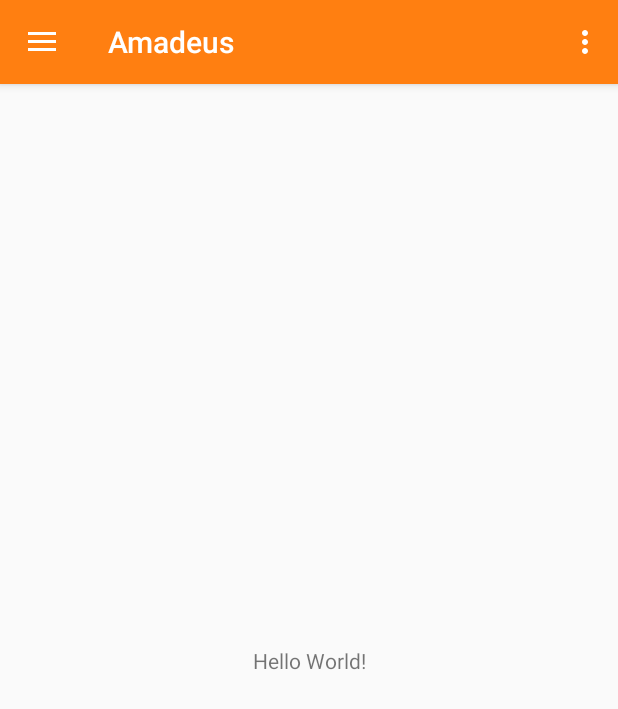
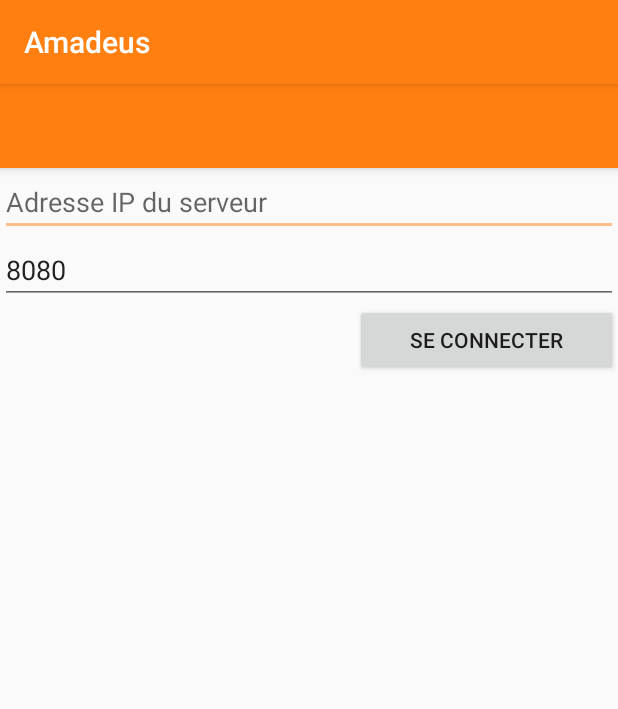
Before and after one commit to KNaudin/Amadeus, an Android app: the screen it shows after launch (MainActivity before the commit, ConnectionActivity after it), on a phone screen of 412 x 824 dp. Shown: the top 709 px of the screen. Run offline under Robolectric (Android 15) with nearby library versions, the light colour scheme and no system bars.

Commit message:
[Mobile] Finalized login activity and POST/GET HTTP requests. Started working on source management activity.

```diff
--- a/mobile/app/build.gradle
+++ b/mobile/app/build.gradle
@@ -26,4 +26,5 @@ dependencies {
     testImplementation 'junit:junit:4.12'
     androidTestImplementation 'com.android.support.test:runner:1.0.2'
     androidTestImplementation 'com.android.support.test.espresso:espresso-core:3.0.2'
+    implementation 'com.android.support:recyclerview-v7:28.0.0'
 }
--- a/mobile/app/src/main/AndroidManifest.xml
+++ b/mobile/app/src/main/AndroidManifest.xml
@@ -1,6 +1,8 @@
 <?xml version="1.0" encoding="utf-8"?>
 <manifest xmlns:android="http://schemas.android.com/apk/res/android"
     package="com.amadeus.domotique">
+
+    <uses-permission android:name="android.permission.INTERNET" />
 
     <application
         android:allowBackup="true"
@@ -9,6 +11,7 @@
         android:roundIcon="@drawable/amadeus_launcher"
         android:supportsRtl="true"
         android:theme="@style/AppTheme">
+        <activity android:name=".ConnectionActivity" />
         <activity
             android:name=".MainActivity"
             android:label="@string/app_name"
--- /dev/null
+++ b/mobile/app/src/main/java/com/amadeus/domotique/ConnectionActivity.java
@@ -0,0 +1,97 @@
+package com.amadeus.domotique;
+
+import android.app.IntentService;
+import android.content.Context;
+import android.content.Intent;
+import android.icu.text.IDNA;
+import android.os.Debug;
+import android.support.v7.app.AppCompatActivity;
+import android.os.Bundle;
+import android.view.View;
+import android.widget.Button;
+import android.widget.TextView;
+import android.widget.Toast;
+
+import org.json.JSONObject;
+
+import java.io.BufferedInputStream;
+import java.io.BufferedReader;
+import java.io.IOException;
+import java.io.InputStream;
+import java.io.InputStreamReader;
+import java.net.HttpURLConnection;
+import java.net.MalformedURLException;
+import java.net.ProtocolException;
+import java.net.URI;
+import java.net.URISyntaxException;
+import java.net.URL;
+import java.util.Scanner;
+
+public class ConnectionActivity extends AppCompatActivity implements Notifyable, View.OnClickListener {
+    private Button button_connect;
+    private TextView text_ip;
+    private TextView text_port;
+    private TextView text_error;
+    private HttpListener listener;
+
+    @Override
+    protected void onCreate(Bundle savedInstanceState) {
+        super.onCreate(savedInstanceState);
+        String known_ip = getIntent().getStringExtra("IP");
+        int known_port = getIntent().getIntExtra("PORT", 8080);
+
+        this.listener = new HttpListener();
+        this.listener.subscribe(this);
+
+        setContentView(R.layout.activity_connection);
+
+        this.text_ip = findViewById(R.id.text_ip);
+        this.text_port = findViewById(R.id.text_port);
+        System.out.println("[AMADEUS] Connexion activité");
+        this.text_ip.setText(known_ip);
+        this.text_port.setText(String.valueOf(known_port));
+
+
+        this.button_connect = findViewById(R.id.button_connect);
+        this.button_connect.setOnClickListener(this);
+
+        this.text_error = findViewById(R.id.text_errorMessage);
+    }
+
+    @Override
+    public void onClick(View v) {
+        switch (v.getId()){
+            case R.id.button_connect:{
+                try{
+                    int port = Integer.parseInt(this.text_port.getText().toString());
+                    String address = this.text_ip.getText().toString();
+                    if(address != null && address != "") {
+                        URI uri = new URI("HTTP", null, address, port, "/info", null, null);
+                        HttpRequestTask requestTask = new HttpRequestTask(this.listener, ConnectionActivity.this, true, "");
+                        requestTask.execute(uri);
+                    }
+                }
+                catch (Exception e){
+                    System.out.println("[AMADEUS] "+e.getMessage());
+                }
+                break;
+            }
+        }
+    }
+
+    @Override
+    public void getNotification(JSONObject obj, boolean correctReturn) {
+        System.out.println("[AMADEUS] Valeur de retour de la connexion: "+correctReturn);
+        if(correctReturn){
+            Intent data = new Intent();
+            data.putExtra("IP", this.text_ip.getText().toString());
+            data.putExtra("PORT", Integer.parseInt(this.text_port.getText().toString()));
+            data.putExtra("INFOS", obj.toString());
+            setResult(RESULT_OK, data);
+            finish();
+        }
+        else{
+            this.text_error.setText("Erreur de connexion.");
+        }
+    }
+}
--- /dev/null
+++ b/mobile/app/src/main/java/com/amadeus/domotique/HttpListener.java
@@ -0,0 +1,25 @@
+package com.amadeus.domotique;
+
+import android.support.v7.app.AppCompatActivity;
+
+import org.json.JSONObject;
+
+import java.util.ArrayList;
+
+public class HttpListener {
+    private ArrayList<Notifyable> subscribers;
+
+    public HttpListener(){
+        subscribers = new ArrayList<>();
+    }
+
+    public void subscribe(Notifyable app){
+        this.subscribers.add(app);
+    }
+
+    public void notifySubs(JSONObject obj, boolean correctReturn){
+        for(Notifyable app : this.subscribers){
+            app.getNotification(obj, correctReturn);
+        }
+    }
+}
--- a/mobile/app/src/main/java/com/amadeus/domotique/MainActivity.java
+++ b/mobile/app/src/main/java/com/amadeus/domotique/MainActivity.java
@@ -1,8 +1,13 @@
 package com.amadeus.domotique;
 
+import android.content.Intent;
+import android.content.SharedPreferences;
+import android.hardware.camera2.TotalCaptureResult;
 import android.os.Bundle;
+import android.support.annotation.Nullable;
 import android.support.design.widget.FloatingActionButton;
 import android.support.design.widget.Snackbar;
+import android.view.LayoutInflater;
 import android.view.View;
 import android.support.v4.view.GravityCompat;
 import android.support.v7.app.ActionBarDrawerToggle;
@@ -13,9 +18,22 @@ import android.support.v4.widget.DrawerLayout;
 import android.support.v7.app.AppCompatActivity;
 import android.support.v7.widget.Toolbar;
 import android.view.Menu;
+import android.widget.Button;
+import android.widget.LinearLayout;
+import android.widget.Toast;
+
+import org.json.JSONObject;
+
+import java.net.URI;
 
 public class MainActivity extends AppCompatActivity
-        implements NavigationView.OnNavigationItemSelectedListener {
+        implements NavigationView.OnNavigationItemSelectedListener, Notifyable, View.OnClickListener {
+
+    private String serverIP = "";
+    private int serverPort = 8080;
+    private HttpListener listener;
+
+    private Button button_light;
 
     @Override
     protected void onCreate(Bundle savedInstanceState) {
@@ -30,6 +48,44 @@ public class MainActivity extends AppCompatActivity
         drawer.addDrawerListener(toggle);
         toggle.syncState();
         navigationView.setNavigationItemSelectedListener(this);
+
+        SharedPreferences settings = getSharedPreferences("UserInfo", 0);
+        if(settings.getAll().isEmpty()){
+            Toast.makeText(this, "Aucune donnée utilisateur trouvée.", Toast.LENGTH_LONG).show();
+            Intent intent = new Intent(MainActivity.this, ConnectionActivity.class);
+            intent.putExtra("IP", this.serverIP);
+            intent.putExtra("PORT", this.serverPort);
+            startActivityForResult(intent, 7);
+        }
+        else{
+            this.serverIP = settings.getString("IP", null);
+            this.serverPort = settings.getInt("PORT", 8080);
+        }
+        this.listener = new HttpListener();
+        listener.subscribe(this);
+
+//        button_light = findViewById(R.id.button_light);
+//        button_light.setOnClickListener(this);
+
+        LinearLayout mainLayout = findViewById(R.id.main_layout);
+        SourceManagement src_man = new SourceManagement(MainActivity.this, mainLayout, "Salon", 200);
+    }
+
+    public void onClick(View v) {
+//        switch (v.getId()) {
+//            case R.id.button_light: {
+//                try{
+//                    URI uri = new URI("HTTP", null, this.serverIP, this.serverPort, "/", null, null);
+//                    HttpRequestTask requestTask = new HttpRequestTask(this.listener, MainActivity.this, false,
+//                            "{\"command\":\"\",\"group\":\"salon\",\"light\":\"\",\"color\":\"\",\"dimmer\":10}");
+//                    requestTask.execute(uri);
+//                }
+//                catch (Exception e){
+//                    System.out.println("[AMADEUS] "+e.getMessage());
+//                }
+//                break;
+//            }
+//        }
     }
 
     @Override
@@ -57,8 +113,11 @@ public class MainActivity extends AppCompatActivity
         int id = item.getItemId();
 
         //noinspection SimplifiableIfStatement
-        if (id == R.id.action_settings) {
-            return true;
+        if (id == R.id.options) {
+            Intent intent = new Intent(MainActivity.this, ConnectionActivity.class);
+            intent.putExtra("IP", this.serverIP);
+            intent.putExtra("PORT", this.serverPort);
+            startActivityForResult(intent, 7);
         }
 
         return super.onOptionsItemSelected(item);
@@ -70,22 +129,47 @@ public class MainActivity extends AppCompatActivity
         // Handle navigation view item clicks here.
         int id = item.getItemId();
 
-        if (id == R.id.nav_home) {
-            // Handle the camera action
-        } else if (id == R.id.nav_gallery) {
-
-        } else if (id == R.id.nav_slideshow) {
-
-        } else if (id == R.id.nav_tools) {
-
-        } else if (id == R.id.nav_share) {
-
-        } else if (id == R.id.nav_send) {
-
+        switch (id){
+            case R.id.gestion_lumiere: {
+                Toast.makeText(this, "Vous êtes déjà sur la bonne page.", Toast.LENGTH_LONG).show();
+                break;
+            }
         }
 
         DrawerLayout drawer = findViewById(R.id.drawer_layout);
         drawer.closeDrawer(GravityCompat.START);
         return true;
     }
+
+    @Override
+    protected void onActivityResult(int requestCode, int resultCode, @Nullable Intent data) {
+        System.out.println("[AMADEUS] "+requestCode+" "+resultCode);
+        switch(requestCode){
+            case 7: {
+                if (resultCode == -1) {
+                    System.out.println("[AMADEUS] Nouvelle IP sélectionnée");
+                    this.serverIP = data.getStringExtra("IP");
+                    SharedPreferences settings = getSharedPreferences("UserInfo", 0);
+                    settings.edit()
+                            .putString("IP", this.serverIP)
+                            .putInt("PORT", this.serverPort)
+                            .apply();
+                } else if (resultCode == 0 && this.serverIP == "") {
+                    Toast.makeText(this, "Aucune donnée utilisateur trouvée.", Toast.LENGTH_LONG).show();
+                    Intent intent = new Intent(MainActivity.this, ConnectionActivity.class);
+                    intent.putExtra("IP", this.serverIP);
+                    intent.putExtra("PORT", this.serverPort);
+                    startActivityForResult(intent, 7);
+                }
+                break;
+            }
+        }
+    }
+
+
+
+    @Override
+    public void getNotification(JSONObject obj, boolean correctReturn) {
+        System.out.println(obj);
+    }
 }
--- /dev/null
+++ b/mobile/app/src/main/java/com/amadeus/domotique/Notifyable.java
@@ -0,0 +1,7 @@
+package com.amadeus.domotique;
+
+import org.json.JSONObject;
+
+public interface Notifyable {
+    public void getNotification(JSONObject obj, boolean correctReturn);
+}
--- /dev/null
+++ b/mobile/app/src/main/java/com/amadeus/domotique/SourceManagement.java
@@ -0,0 +1,44 @@
+package com.amadeus.domotique;
+
+import android.content.Context;
+import android.support.v7.app.AppCompatActivity;
+import android.view.LayoutInflater;
+import android.view.View;
+import android.view.ViewGroup;
+import android.widget.Button;
+import android.widget.LinearLayout;
+import android.widget.SeekBar;
+
+public class SourceManagement {
+
+    private Context context;
+
+    public SourceManagement(Context mainContext, LinearLayout layout, String name, int defaultValue){
+        this.context = mainContext;
+
+        View itemView = LayoutInflater.from(this.context).inflate(R.layout.activity_item,null, false);
+        layout.addView(itemView);
+
+        View itemMainLayout = ((ViewGroup)itemView).getChildAt(0);
+
+        Button mainSrcButton = (Button) ((ViewGroup)itemMainLayout).getChildAt(0);
+        SeekBar mainSeekBar = (SeekBar) ((ViewGroup)itemMainLayout).getChildAt(1);
+        mainSrcButton.setText(name);
+        mainSeekBar.setMax(254);
+        mainSeekBar.setOnSeekBarChangeListener(new SeekBar.OnSeekBarChangeListener() {
+            @Override
+            public void onProgressChanged(SeekBar seekBar, int progress, boolean fromUser) {
+                System.out.println("[AMADEUS] valeur seekbar "+progress);
+            }
+
+            @Override
+            public void onStartTrackingTouch(SeekBar seekBar) {
+
+            }
+
+            @Override
+            public void onStopTrackingTouch(SeekBar seekBar) {
+            }
+        });
+    }
+}
--- /dev/null
+++ b/mobile/app/src/main/res/layout/activity_connection.xml
@@ -0,0 +1,82 @@
+<?xml version="1.0" encoding="utf-8"?>
+<android.support.design.widget.CoordinatorLayout xmlns:android="http://schemas.android.com/apk/res/android"
+    xmlns:tools="http://schemas.android.com/tools"
+    xmlns:app="http://schemas.android.com/apk/res-auto"
+    android:layout_width="match_parent"
+    android:layout_height="match_parent">
+
+    <android.support.design.widget.AppBarLayout
+        android:layout_width="match_parent"
+        android:layout_height="wrap_content"
+        android:theme="@style/AppTheme.AppBarOverlay">
+
+        <android.support.v7.widget.Toolbar
+            android:id="@+id/toolbar"
+            android:layout_width="match_parent"
+            android:layout_height="match_parent"
+            android:background="?attr/colorPrimary" />
+
+    </android.support.design.widget.AppBarLayout>
+
+    <android.support.v4.widget.NestedScrollView
+        android:layout_width="match_parent"
+        android:layout_height="match_parent"
+        app:layout_behavior="android.support.design.widget.AppBarLayout$ScrollingViewBehavior">
+
+        <android.support.constraint.ConstraintLayout
+            android:layout_width="match_parent"
+            android:layout_height="match_parent"
+            tools:context=".ConnectionActivity">
+
+            <LinearLayout
+                android:layout_width="match_parent"
+                android:layout_height="match_parent"
+                android:orientation="vertical">
+
+                <EditText
+                    android:id="@+id/text_ip"
+                    android:layout_width="match_parent"
+                    android:layout_height="wrap_content"
+                    android:ems="10"
+                    android:hint="Adresse IP du serveur"
+                    android:inputType="textPersonName"
+                    android:singleLine="true" />
+
+                <EditText
+                    android:id="@+id/text_port"
+                    android:layout_width="match_parent"
+                    android:layout_height="wrap_content"
+                    android:ems="10"
+                    android:hint="Port du serveur"
+                    android:inputType="textPersonName"
+                    android:singleLine="true" />
+
+                <LinearLayout
+                    android:layout_width="match_parent"
+                    android:layout_height="match_parent"
+                    android:orientation="horizontal">
+
+                    <TextView
+                        android:id="@+id/text_errorMessage"
+                        android:layout_width="163dp"
+                        android:layout_height="wrap_content"
+                        android:layout_weight="1"
+                        android:textColor="#F44336" />
+
+                    <Space
+                        android:layout_width="wrap_content"
+                        android:layout_height="wrap_content"
+                        android:layout_weight="1" />
+
+                    <Button
+                        android:id="@+id/button_connect"
+                        android:layout_width="175dp"
+                        android:layout_height="wrap_content"
+                        android:text="Se connecter" />
+                </LinearLayout>
+
+            </LinearLayout>
+
+        </android.support.constraint.ConstraintLayout>
+    </android.support.v4.widget.NestedScrollView>
+</android.support.design.widget.CoordinatorLayout>
--- a/mobile/app/src/main/res/layout/content_main.xml
+++ b/mobile/app/src/main/res/layout/content_main.xml
@@ -8,13 +8,9 @@
     tools:context=".MainActivity"
     tools:showIn="@layout/app_bar_main">
 
-    <TextView
-        android:layout_width="wrap_content"
-        android:layout_height="wrap_content"
-        android:text="Hello World!"
-        app:layout_constraintBottom_toBottomOf="parent"
-        app:layout_constraintLeft_toLeftOf="parent"
-        app:layout_constraintRight_toRightOf="parent"
-        app:layout_constraintTop_toTopOf="parent" />
-
+    <LinearLayout
+        android:id="@+id/main_layout"
+        android:layout_width="match_parent"
+        android:layout_height="match_parent"
+        android:orientation="vertical" />
 </android.support.constraint.ConstraintLayout>
--- a/mobile/app/src/main/res/menu/activity_main_drawer.xml
+++ b/mobile/app/src/main/res/menu/activity_main_drawer.xml
@@ -3,35 +3,16 @@
     xmlns:tools="http://schemas.android.com/tools"
     tools:showIn="navigation_view">
 
-    <group android:checkableBehavior="single">
-        <item
-            android:id="@+id/nav_home"
-            android:icon="@drawable/ic_menu_camera"
-            android:title="@string/menu_home" />
-        <item
-            android:id="@+id/nav_gallery"
-            android:icon="@drawable/ic_menu_gallery"
-            android:title="@string/menu_gallery" />
-        <item
-            android:id="@+id/nav_slideshow"
-            android:icon="@drawable/ic_menu_slideshow"
-            android:title="@string/menu_slideshow" />
-        <item
-            android:id="@+id/nav_tools"
-            android:icon="@drawable/ic_menu_manage"
-            android:title="@string/menu_tools" />
-    </group>
-
-    <item android:title="Communicate">
+    <item android:title="Menu">
         <menu>
             <item
-                android:id="@+id/nav_share"
-                android:icon="@drawable/ic_menu_share"
-                android:title="@string/menu_share" />
+                android:id="@+id/gestion_lumiere"
+                android:icon="@drawable/amadeus_launcher"
+                android:title="Gestion des lumières" />
             <item
-                android:id="@+id/nav_send"
-                android:icon="@drawable/ic_menu_send"
-                android:title="@string/menu_send" />
+                android:id="@+id/gestion_des_modes"
+                android:icon="@drawable/ic_menu_manage"
+                android:title="Gestion des modes" />
         </menu>
     </item>
 
--- a/mobile/app/src/main/res/menu/main.xml
+++ b/mobile/app/src/main/res/menu/main.xml
@@ -2,7 +2,7 @@
 <menu xmlns:android="http://schemas.android.com/apk/res/android"
     xmlns:app="http://schemas.android.com/apk/res-auto">
     <item
-        android:id="@+id/action_settings"
+        android:id="@+id/options"
         android:orderInCategory="100"
         android:title="@string/action_settings"
         app:showAsAction="never" />
```
Also changed, not shown: mobile/app/src/main/java/com/amadeus/domotique/HttpRequestTask.java (added, +100 -0 lines), mobile/app/src/main/res/layout/activity_item.xml (added, +25 -0 lines).
